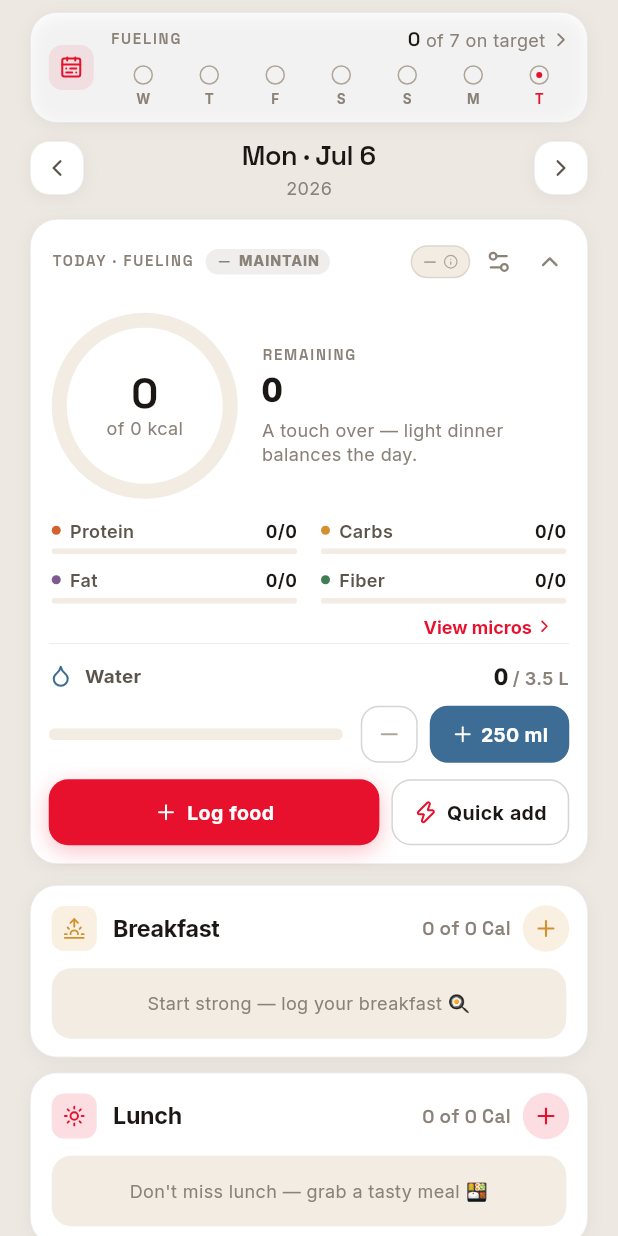
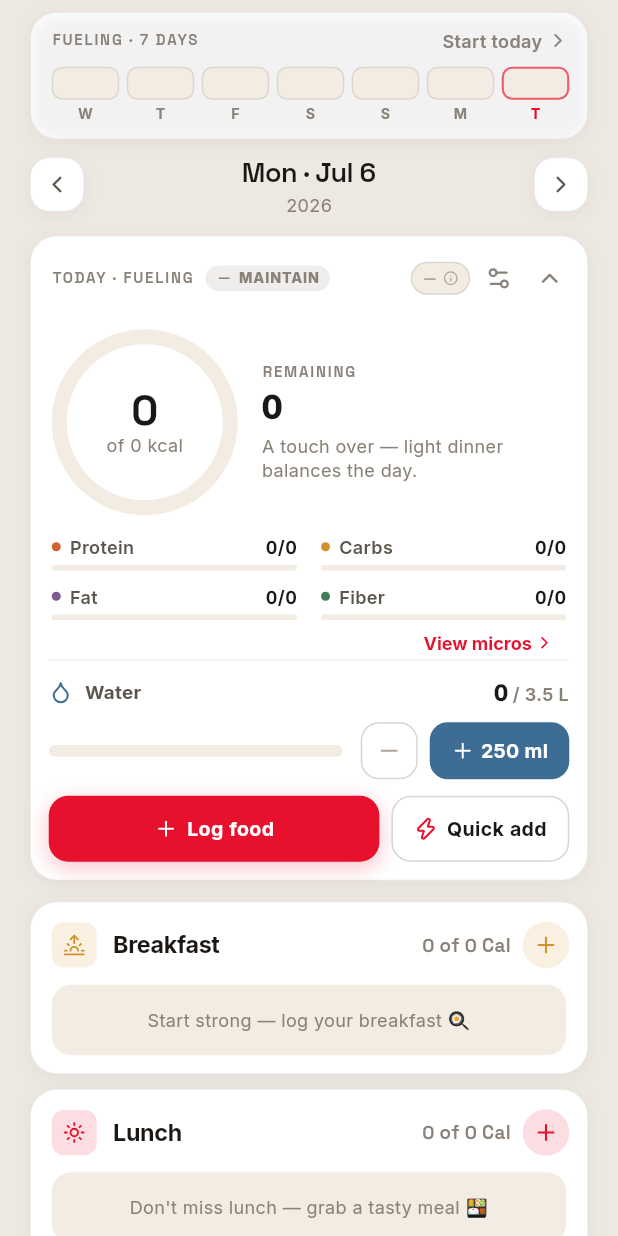
Before and after one commit to shrujal-srinath/atlas, a Flutter app: the DiaryTab screen opened directly, after a tap on an icon or button, on a phone screen of 412 x 824 dp. Run offline on Flutter 3.47's test engine with Material 3 defaults, Android fonts, the phone set to English and light mode, and no system bars; our stand-ins replace connectivity_plus, fl_chart, flutter_local_notifications, flutter_riverpod, flutter_timezone, go_router and 7 more; missing offline and left inert: mobile_scanner; accounts and stored records are empty; project files that could hold a hidden picture were left out.

Commit message:
UI fix batch 1: fueling strip redesign + settings/creation polish (NORTHSTAR T1/T3/T5/T6)
- StreakStrip rewritten: day capsules with letters below (was 13px dots),
  icon chip removed, adaptive status line — 'Start today' / 'N days logged' /
  'N on target' — never opens the week with '0 of 7 on target'
- Settings: Sign out is a quiet Account row (was a red tonal slab louder
  than any primary CTA); Version card → footer caption
- Habit creation: form controls back on the app accent — the picked habit
  colour no longer recolours segmented controls, chips, and Save; it now
  tints only the icon preview (_habitColor)
- _BentoField: surface fill + borderStrong (was surfaceElevated ≈ card, read
  as an unpainted patch); focus firms the border instead of the red ring
  that made an empty autofocused name field look invalid
- Meal picker title: ink, not accent red (read as a warning)
- Icon category tabs: Building/Breaking → Mind/Break (retired taxonomy)

analyze 0 · 253 tests green

Co-Authored-By: Claude Fable 5 <noreply@anthropic.com>

```diff
--- a/lib/core/theme/app_icons.dart
+++ b/lib/core/theme/app_icons.dart
@@ -64,18 +64,20 @@ const List<String> kHabitIconOrder = [
   'pizza','cigarette','beer','phone','gamepad','shopping','cloud-rain','flame','zap',
 ];
 
-/// Icon categories used by the habit-creation picker tabs.
+/// Icon categories used by the habit-creation picker tabs. Display labels —
+/// keep them aligned with the current section/type taxonomy (Building/Breaking
+/// were retired 2026-06-26; "Break" matches the habit-type pill).
 const Map<String, List<String>> kHabitIconCategories = {
   'Athletic': [
     'run','bike','dumbbell','yoga','swim','walk','snowflake','heart-pulse','target','stretch',
   ],
-  'Building': [
+  'Mind': [
     'book','code','pen','brain','guitar','palette','compass','leaf',
   ],
   'Health': [
     'pill','stethoscope','bandage','droplet','bed','salad','apple','egg',
   ],
-  'Breaking': [
+  'Break': [
     'pizza','cigarette','beer','phone','gamepad','shopping','cloud-rain','flame','zap',
   ],
 };
--- a/lib/features/food/screens/meal_picker_sheet.dart
+++ b/lib/features/food/screens/meal_picker_sheet.dart
@@ -48,8 +48,10 @@ class MealPickerSheet extends ConsumerWidget {
           Padding(
             padding: const EdgeInsets.fromLTRB(AppSpace.screenH, 16, AppSpace.screenH, 6),
             child: Text(
+              // Ink, not accent — an accent-red title reads as a warning, and
+              // sheet titles never carry the accent (NORTHSTAR T3).
               'Which meal would you like to track?',
-              style: t.h2.copyWith(color: c.accent),
+              style: t.h2,
             ),
           ),
           const SizedBox(height: 4),
--- a/lib/features/food/widgets/streak_strip.dart
+++ b/lib/features/food/widgets/streak_strip.dart
@@ -7,8 +7,14 @@ import '../../../core/theme/app_theme.dart';
 import '../providers/streak_provider.dart';
 import 'fuel_calendar_sheet.dart';
 
-/// Tappable fueling summary: a 7-day adherence preview that opens the full
-/// month [FuelCalendarSheet] on tap. Filled (accent) dot = hit ≥80% of target.
+/// Tappable fueling summary: the trailing 7 days as day capsules, opening the
+/// full month [FuelCalendarSheet] on tap.
+///
+/// Redesigned 2026-07-07 (NORTHSTAR T1/T5): the old 13px dots + "0 of 7 on
+/// target" framing read as failure on a fresh week and the icon chip wasted a
+/// third of the row. Now: no chip, full-width capsules with the weekday letter
+/// beneath, and a status line that adapts — neutral before anything is logged,
+/// counting only once there's something to count.
 class StreakStrip extends ConsumerWidget {
   const StreakStrip({super.key});
 
@@ -27,87 +33,137 @@ class StreakStrip extends ConsumerWidget {
           showFuelCalendar(context);
         },
         child: Container(
-          padding: const EdgeInsets.fromLTRB(12, 9, 10, 9),
+          padding: const EdgeInsets.fromLTRB(14, 11, 12, 11),
           decoration: BoxDecoration(
             borderRadius: BorderRadius.circular(AppRadii.card),
             border: Border.all(color: c.border, width: 0.5),
             boxShadow: AppShadows.card,
           ),
           child: async.when(
-            data: (days) {
+            data: (days) => _Loaded(days: days),
+            loading: () => const _Placeholder(),
+            error: (_, _) => const _Placeholder(),
+          ),
+        ),
+      ),
+    );
+  }
+}
+
+class _Loaded extends StatelessWidget {
+  final List<DayLog> days;
+  const _Loaded({required this.days});
+
+  @override
+  Widget build(BuildContext context) {
+    final c = context.c;
     final hits = days.where((d) => d.state == DayLogState.hit).length;
-              return Row(
-                children: [
-                  Container(
-                    width: 30,
-                    height: 30,
-                    decoration: BoxDecoration(
-                      color: c.accentSoft,
-                      borderRadius: BorderRadius.circular(9),
-                    ),
-                    child: Icon(LucideIcons.calendarRange,
-                        size: 16, color: c.accent),
-                  ),
-                  const SizedBox(width: 11),
-                  Expanded(
-                    child: Column(
+    final logged = days
+        .where((d) =>
+            d.state == DayLogState.hit || d.state == DayLogState.partial)
+        .length;
+
+    // Status adapts to the week's reality — never opens with "0 of 7".
+    final String status;
+    final Color statusColor;
+    if (logged == 0) {
+      status = 'Start today';
+      statusColor = c.textMuted;
+    } else if (hits == 0) {
+      status = logged == 1 ? '1 day logged' : '$logged days logged';
+      statusColor = c.textMuted;
+    } else {
+      status = '$hits on target';
+      statusColor = hits >= 5 ? c.positive : c.textPrimary;
+    }
+
+    return Column(
       mainAxisSize: MainAxisSize.min,
       crossAxisAlignment: CrossAxisAlignment.start,
       children: [
         Row(
           children: [
-                            Text('FUELING',
-                                style: AppType.overline.copyWith(
-                                    color: c.textMuted, letterSpacing: 1.2)),
+            Text('FUELING · 7 DAYS',
+                style: AppType.overline
+                    .copyWith(color: c.textMuted, letterSpacing: 1.2)),
             const Spacer(),
-                            Text('$hits',
-                                style: AppType.numMd.copyWith(
-                                    color: hits >= 5 ? c.positive : c.textPrimary,
-                                    fontSize: 13)),
-                            Text(' of 7 on target',
-                                style:
-                                    AppType.meta.copyWith(color: c.textMuted)),
+            Text(status,
+                style: AppType.meta.copyWith(
+                    color: statusColor, fontWeight: FontWeight.w600)),
             const SizedBox(width: 3),
-                            Icon(LucideIcons.chevronRight,
-                                size: 15, color: c.textMuted),
+            Icon(LucideIcons.chevronRight, size: 15, color: c.textMuted),
           ],
         ),
-                        const SizedBox(height: 8),
+        const SizedBox(height: 10),
         Row(
           children: [
-                            for (final d in days)
+            for (int i = 0; i < days.length; i++) ...[
+              if (i > 0) const SizedBox(width: 5),
+              Expanded(child: _DayCapsule(day: days[i])),
+            ],
+          ],
+        ),
+      ],
+    );
+  }
+}
+
+/// Loading / no-data shell — mirrors the loaded layout (label · capsules ·
+/// letters · chevron) so there's no height jump and the strip always reads as
+/// itself instead of a blank pill.
+class _Placeholder extends StatelessWidget {
+  const _Placeholder();
+
+  @override
+  Widget build(BuildContext context) {
+    final c = context.c;
+    final today = DateTime.now();
+    return Column(
+      mainAxisSize: MainAxisSize.min,
+      crossAxisAlignment: CrossAxisAlignment.start,
+      children: [
+        Row(
+          children: [
+            Text('FUELING · 7 DAYS',
+                style: AppType.overline
+                    .copyWith(color: c.textMuted, letterSpacing: 1.2)),
+            const Spacer(),
+            Icon(LucideIcons.chevronRight, size: 15, color: c.textMuted),
+          ],
+        ),
+        const SizedBox(height: 10),
+        Row(
+          children: [
+            for (int i = 0; i < 7; i++) ...[
+              if (i > 0) const SizedBox(width: 5),
               Expanded(
                 child: Column(
                   children: [
-                                    _Dot(day: d),
-                                    const SizedBox(height: 4),
+                    Container(
+                      height: 22,
+                      decoration: BoxDecoration(
+                        borderRadius: BorderRadius.circular(7),
+                        border: Border.all(color: c.border, width: 1),
+                      ),
+                    ),
+                    const SizedBox(height: 5),
                     Text(
-                                      _weekdayLetter(d.date),
+                      _weekdayLetter(today.subtract(Duration(days: 6 - i))),
                       style: TextStyle(
                         fontFamily: 'Inter',
-                                        fontSize: 9,
+                        fontSize: 9.5,
                         fontWeight: FontWeight.w700,
-                                        color: d.isToday
-                                            ? c.accent
-                                            : c.textMuted,
+                        color: c.textMuted,
+                        height: 1.0,
                       ),
                     ),
                   ],
                 ),
               ),
             ],
+          ],
         ),
       ],
-                    ),
-                  ),
-                ],
-              );
-            },
-            loading: () => _placeholderRow(context),
-            error: (_, _) => _placeholderRow(context),
-          ),
-        ),
-      ),
     );
   }
 }
@@ -116,126 +172,75 @@ class StreakStrip extends ConsumerWidget {
 String _weekdayLetter(DateTime d) =>
     const ['M', 'T', 'W', 'T', 'F', 'S', 'S'][d.weekday - 1];
 
-/// Loading / no-data shell — keeps the strip self-describing (icon · FUELING ·
-/// faded dots + weekday letters · chevron) instead of collapsing to a blank,
-/// mysterious pill. Mirrors the loaded layout so there's no height jump.
-Widget _placeholderRow(BuildContext context) {
-  final c = context.c;
-  final today = DateTime.now();
-  return Row(
-    children: [
-      Container(
-        width: 30,
-        height: 30,
-        decoration: BoxDecoration(
-          color: c.accentSoft,
-          borderRadius: BorderRadius.circular(9),
-        ),
-        child: Icon(LucideIcons.calendarRange, size: 16, color: c.accent),
-      ),
-      const SizedBox(width: 11),
-      Expanded(
-        child: Column(
-          mainAxisSize: MainAxisSize.min,
-          crossAxisAlignment: CrossAxisAlignment.start,
-          children: [
-            Row(
-              children: [
-                Text('FUELING',
-                    style: AppType.overline
-                        .copyWith(color: c.textMuted, letterSpacing: 1.2)),
-                const Spacer(),
-                Icon(LucideIcons.chevronRight, size: 15, color: c.textMuted),
-              ],
-            ),
-            const SizedBox(height: 8),
-            Row(
-              children: [
-                for (int i = 0; i < 7; i++)
-                  Expanded(
-                    child: Column(
-                      children: [
-                        Container(
-                          width: 13,
-                          height: 13,
-                          decoration: BoxDecoration(
-                            shape: BoxShape.circle,
-                            border: Border.all(color: c.textDim, width: 1),
-                          ),
-                        ),
-                        const SizedBox(height: 4),
-                        Text(
-                          _weekdayLetter(
-                              today.subtract(Duration(days: 6 - i))),
-                          style: TextStyle(
-                            fontFamily: 'Inter',
-                            fontSize: 9,
-                            fontWeight: FontWeight.w700,
-                            color: c.textMuted,
-                          ),
-                        ),
-                      ],
-                    ),
-                  ),
-              ],
-            ),
-          ],
-        ),
-      ),
-    ],
-  );
-}
-
-class _Dot extends StatelessWidget {
+/// One day of the week: a state-filled capsule with its weekday letter below.
+/// Today is ringed in accent; letters stay outside the fill so no text ever
+/// sits on a tint (house rule 1).
+class _DayCapsule extends StatelessWidget {
   final DayLog day;
-  const _Dot({required this.day});
+  const _DayCapsule({required this.day});
 
   @override
   Widget build(BuildContext context) {
     final c = context.c;
+
     Color fill;
     Color stroke;
+    double strokeW = 1;
     switch (day.state) {
       case DayLogState.hit:
         fill = c.accent;
         stroke = c.accent;
         break;
       case DayLogState.partial:
-        fill = c.accent.withValues(alpha: 0.28);
-        stroke = c.accent.withValues(alpha: 0.55);
+        fill = c.accent.withValues(alpha: 0.18);
+        stroke = c.accent.withValues(alpha: 0.50);
         break;
       case DayLogState.empty:
+        fill = c.surfaceElevated;
+        stroke = c.border;
+        break;
       case DayLogState.future:
         fill = Colors.transparent;
-        stroke = c.textDim;
+        stroke = c.border;
         break;
     }
+    // Today gets an accent ring unless it's already fully accent.
+    if (day.isToday && day.state != DayLogState.hit) {
+      stroke = c.accent.withValues(alpha: 0.65);
+      strokeW = 1.4;
+    }
+
+    final letterColor = switch (day.state) {
+      _ when day.isToday => c.accent,
+      DayLogState.future => c.textDim,
+      _ => c.textMuted,
+    };
 
     return Tooltip(
       message: '${DateFormat('EEE MMM d').format(day.date)} · '
           '${day.kcal.round()} kcal',
-      child: Container(
-        width: 13,
-        height: 13,
+      child: Column(
+        children: [
+          Container(
+            height: 22,
             decoration: BoxDecoration(
               color: fill,
-          shape: BoxShape.circle,
-          border: Border.all(color: stroke, width: 1),
-        ),
-        child: day.isToday
-            ? Center(
-                child: Container(
-                  width: 4,
-                  height: 4,
-                  decoration: BoxDecoration(
-                    color: day.state == DayLogState.empty
-                        ? c.accent
-                        : c.background,
-                    shape: BoxShape.circle,
+              borderRadius: BorderRadius.circular(7),
+              border: Border.all(color: stroke, width: strokeW),
             ),
           ),
-              )
-            : null,
+          const SizedBox(height: 5),
+          Text(
+            _weekdayLetter(day.date),
+            style: TextStyle(
+              fontFamily: 'Inter',
+              fontSize: 9.5,
+              fontWeight: day.isToday ? FontWeight.w800 : FontWeight.w700,
+              color: letterColor,
+              height: 1.0,
+            ),
+          ),
+        ],
       ),
     );
   }
--- a/lib/features/habits/screens/habit_creation_fields.dart
+++ b/lib/features/habits/screens/habit_creation_fields.dart
@@ -112,11 +112,16 @@ class _BentoFieldState extends State<_BentoField> {
       // four sides (was double-padded + uncentred before).
       padding: const EdgeInsets.symmetric(horizontal: 14),
       decoration: BoxDecoration(
-        color: c.surfaceElevated,
+        // Inputs read as inputs: surface fill + borderStrong (house rule 5) —
+        // the old surfaceElevated fill ≈ the card behind it, so the field read
+        // as an unpainted patch. The accent focus ring on an empty autofocused
+        // field also read as an error before the user typed anything
+        // (NORTHSTAR T3); focus now just firms the border instead.
+        color: c.surface,
         borderRadius: BorderRadius.circular(AppRadii.chip),
         border: Border.all(
-          color: focused ? c.accent.withValues(alpha: 0.55) : c.border,
-          width: focused ? 1 : 0.5,
+          color: c.borderStrong,
+          width: focused ? 1.4 : 0.8,
         ),
       ),
       child: TextField(
--- a/lib/features/habits/screens/habit_creation_screen.dart
+++ b/lib/features/habits/screens/habit_creation_screen.dart
@@ -140,7 +140,15 @@ class _HabitCreationScreenState extends ConsumerState<HabitCreationScreen> {
         HabitSection.body => 'breaking',
       };
 
-  Color get _accent => Color(kHabitColorSwatch[_colorKey] ?? 0xFF2DD4BF);
+  /// The habit's identity colour — used ONLY where the habit itself is being
+  /// previewed (icon tint). Form controls stay on the app accent so the screen
+  /// keeps the ATLAS look whatever colour is picked; a teal habit used to turn
+  /// the whole form — segmented controls, chips, even the Save button — teal
+  /// (NORTHSTAR T3).
+  Color get _habitColor => Color(kHabitColorSwatch[_colorKey] ?? 0xFF2DD4BF);
+
+  /// Control accent for every interactive element on this form.
+  Color get _accent => context.c.accent;
 
   String _fmtNum(double v) =>
       v == v.roundToDouble() ? v.toInt().toString() : v.toString();
@@ -360,7 +368,7 @@ class _HabitCreationScreenState extends ConsumerState<HabitCreationScreen> {
               const SizedBox(height: 8),
               _IconPicker(
                 selected: _iconKey,
-                tint: _accent,
+                tint: _habitColor,
                 onSelect: (k) => setState(() => _iconKey = k),
               ),
               const SizedBox(height: 16),
--- a/lib/features/settings/screens/settings_screen.dart
+++ b/lib/features/settings/screens/settings_screen.dart
@@ -173,21 +173,28 @@ class _Body extends ConsumerWidget {
         ]),
         const SizedBox(height: 22),
 
-        // ─── About ────────────────────────────────────────────
-        _SectionLabel('About'),
+        // ─── Account ──────────────────────────────────────────
+        // Sign-out is routine, not destructive — a quiet row, not a red slab
+        // louder than any primary CTA (NORTHSTAR T6). The confirm dialog is
+        // the guard; the colour stays ink.
+        _SectionLabel('Account'),
         const SizedBox(height: 8),
         _Card(children: [
-          _Row(label: 'Version', value: '1.0.0+1', onTap: null),
+          _NavRow(
+            icon: LucideIcons.logOut,
+            label: 'Sign out',
+            sub: 'You can sign back in anytime',
+            onTap: () => _confirmSignOut(context, ref),
+          ),
         ]),
-        const SizedBox(height: 22),
+        const SizedBox(height: 20),
 
-        // Sign out
-        AtlasButton(
-          label: 'Sign out',
-          icon: LucideIcons.logOut,
-          variant: AtlasButtonVariant.tonal,
-          color: c.negative,
-          onPressed: () => _confirmSignOut(context, ref),
+        // Version as a footer caption — it doesn't earn a card.
+        Center(
+          child: Text(
+            'ATLAS · v1.0.0+1',
+            style: AppType.meta.copyWith(color: c.textDim),
+          ),
         ),
       ],
     );
```
Also changed, not shown: 1 other file. Lines whose indentation alone changed are shown as unchanged.
